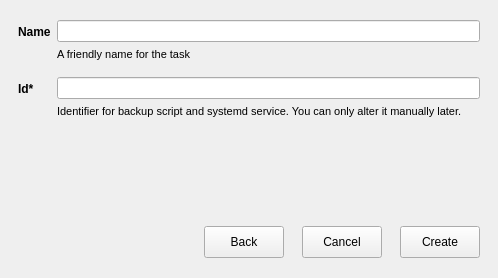
This is App/newbackuptaskdialog.ui in otsakir/lisa-backup as Qt 5 draws it before an edit. The edited form follows.
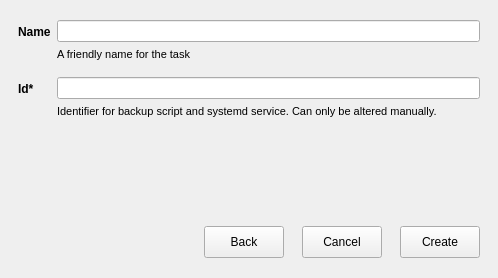
This is the edited form. The open tabs and pages were chosen to show the change.

Patch:
```diff
--- a/App/newbackuptaskdialog.ui
+++ b/App/newbackuptaskdialog.ui
@@ -136,7 +136,7 @@
               </font>
              </property>
              <property name="text">
-              <string>Identifier for backup script and systemd service. You can only alter it manually later.</string>
+              <string>Identifier for backup script and systemd service. Can only be altered manually.</string>
              </property>
              <property name="wordWrap">
               <bool>true</bool>
```
Left out of the diff: 2 changed lines with no effect on the pictures.
